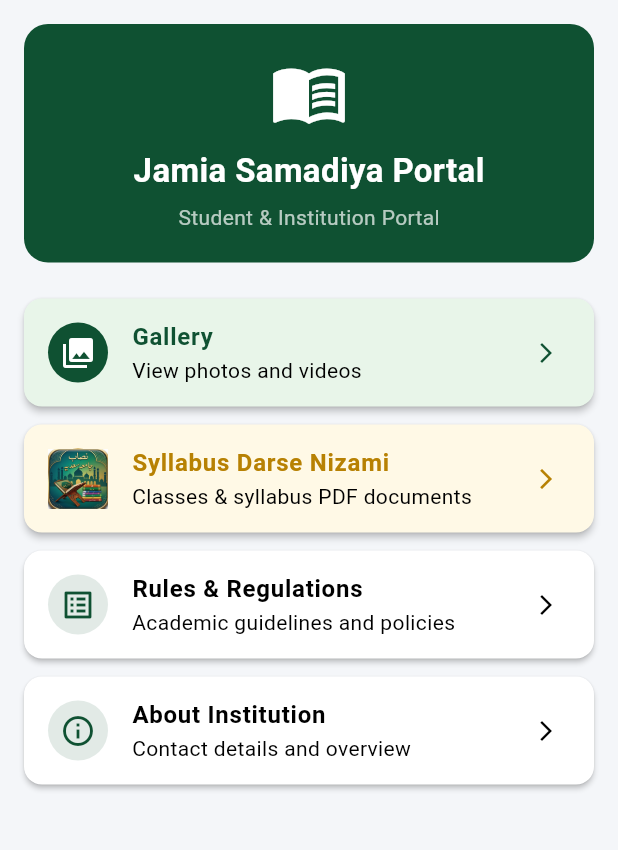
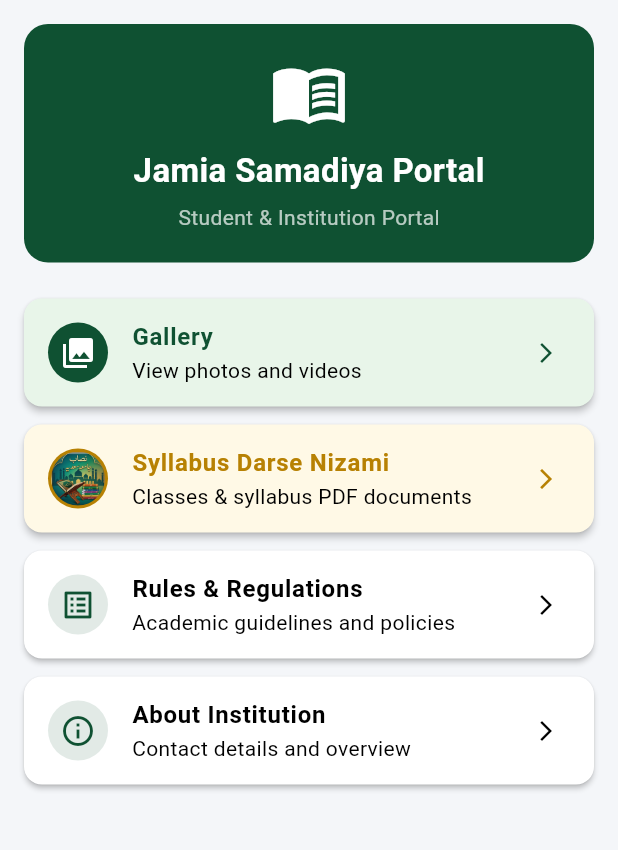
Before and after one commit to khan-88-del/Freefire, a Flutter app: the screen it shows after launch, on a phone screen of 412 x 824 dp, the part 84-934 px from its top. Run offline on Flutter 3.47's test engine with Material 3 defaults, Android fonts, the phone set to English and light mode, and no system bars; our stand-ins replace video_player; missing offline and left inert: flutter_pdfview.

Commit message:
Fix const expression error in Syllabus icon widget

```diff
--- a/lib/main.dart
+++ b/lib/main.dart
@@ -239,9 +239,17 @@
               elevation: 2,
               color: const Color(0xFFFFF9E6),
               child: ListTile(
-                leading: const CircleAvatar(
-                  backgroundColor: Color(0xFFB78103),
-                  child: Image.asset('assets/icons/syllabus_icon.png', fit: BoxFit.cover, errorBuilder: (ctx, err, st) => const Icon(Icons.auto_stories, color: Colors.white)),
+                leading: CircleAvatar(
+                  backgroundColor: const Color(0xFFB78103),
+                  child: ClipOval(
+                    child: Image.asset(
+                      'assets/icons/syllabus_icon.png',
+                      width: 36,
+                      height: 36,
+                      fit: BoxFit.cover,
+                      errorBuilder: (ctx, err, st) => const Icon(Icons.auto_stories, color: Colors.white),
+                    ),
+                  ),
                 ),
                 title: const Text(
                   'Syllabus Darse Nizami',
```
